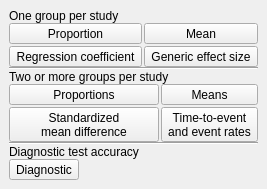
Qt form src/rc_metastudio/forms/data_type_page.ui (AliSalman-et-al/rc-metastudio) before a commit.
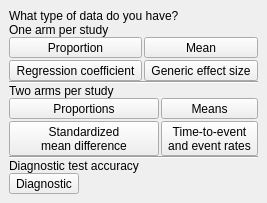
The same form after that commit. Icons and pictures are not drawn.

Diff of the .ui file:
```diff
--- a/src/rc_metastudio/forms/data_type_page.ui
+++ b/src/rc_metastudio/forms/data_type_page.ui
@@ -20,7 +20,7 @@
    <string>WizardPage</string>
   </property>
   <property name="title">
-   <string>What type of data do you have?</string>
+   <string>Data type</string>
   </property>
   <layout class="QVBoxLayout" name="workflowPageLayout">
    <property name="leftMargin"><number>0</number></property>
@@ -37,6 +37,12 @@
       <layout class="QVBoxLayout" name="verticalLayout">
        <property name="spacing"><number>0</number></property>
        <property name="sizeConstraint"><enum>QLayout::SetMinimumSize</enum></property>
+       <item>
+        <widget class="QLabel" name="data_type_guidance">
+         <property name="text"><string>What type of data do you have?</string></property>
+         <property name="wordWrap"><bool>true</bool></property>
+        </widget>
+       </item>
        <item>
         <widget class="QLabel" name="label_2">
      <property name="font">
@@ -45,7 +51,7 @@
       </font>
      </property>
      <property name="text">
-      <string>One group per study</string>
+      <string>One arm per study</string>
      </property>
      <property name="wordWrap"><bool>true</bool></property>
     </widget>
@@ -194,7 +200,7 @@
    <item>
     <widget class="QLabel" name="label_4">
      <property name="text">
-      <string>Two or more groups per study</string>
+      <string>Two arms per study</string>
      </property>
      <property name="wordWrap"><bool>true</bool></property>
     </widget>
```
